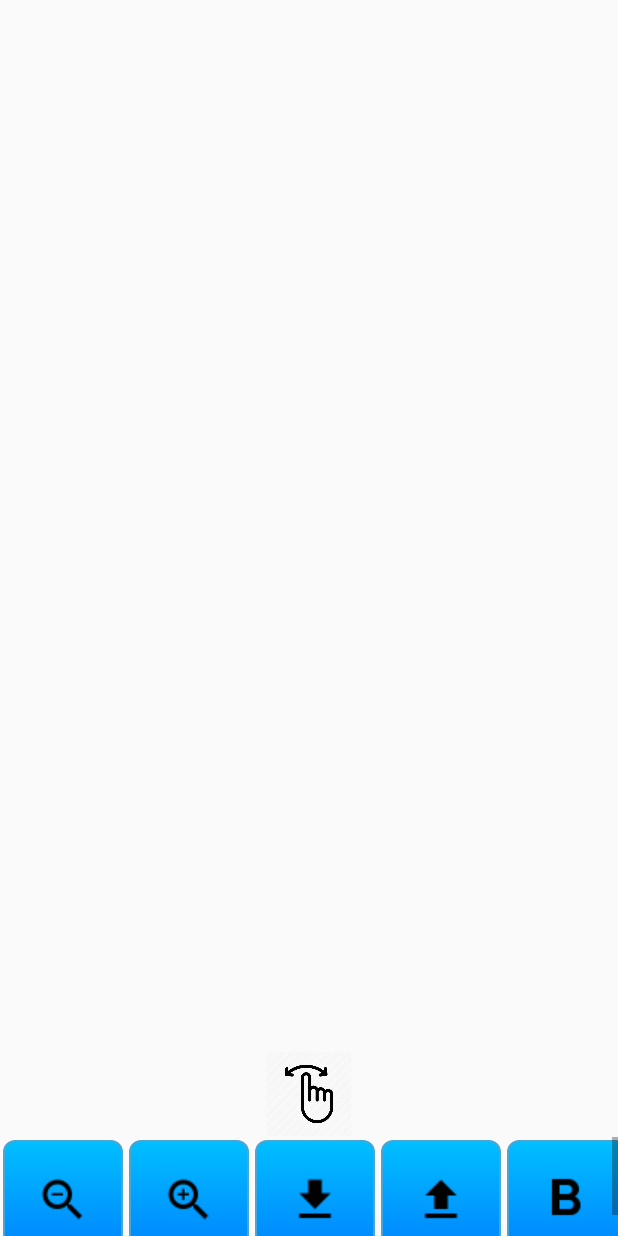
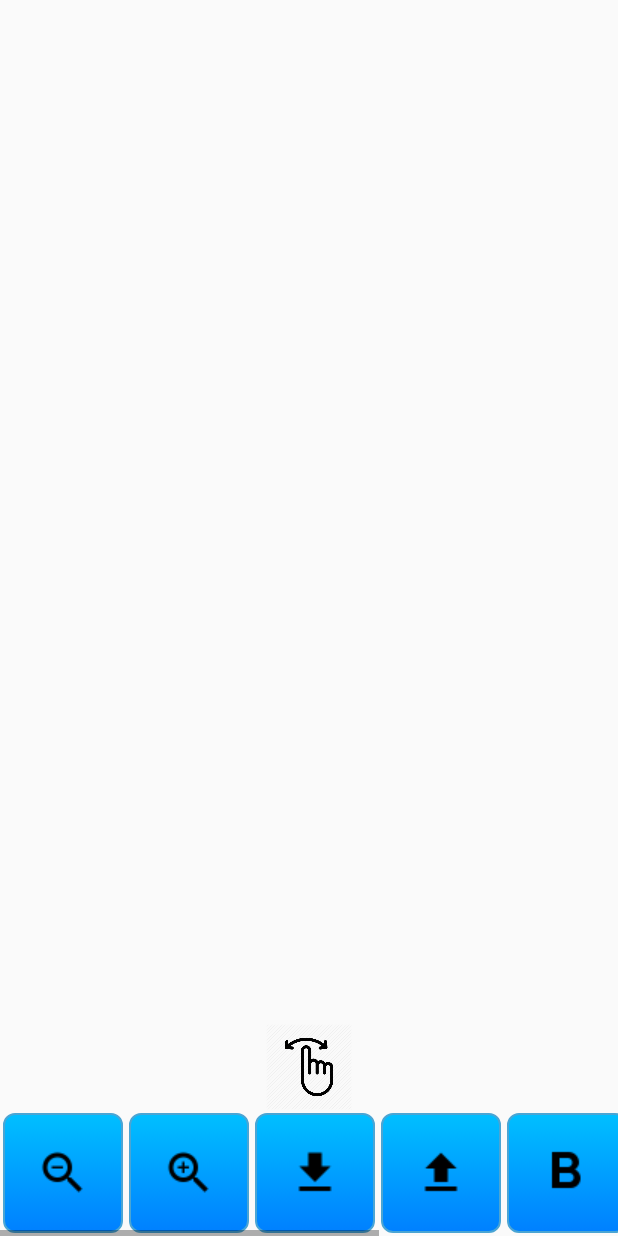
Before and after one commit to AlonBS/TextDisrupt, an Android app: the SingleWordActivity screen opened directly, with no data from a screen before it, on a phone screen of 412 x 824 dp. Run offline under Robolectric (Android 15) with nearby library versions, the phone set to English and light mode, and no system bars; 4 statements that could not run were skipped.

Commit message:
Fix fragments alignment

```diff
--- a/app/src/main/res/layout/activity_single_word.xml
+++ b/app/src/main/res/layout/activity_single_word.xml
@@ -32,7 +32,7 @@
             android:layout_width="match_parent"
             android:layout_height="match_parent"
             android:layout_margin="20dp"
-            android:layout_weight="7"/>
+            android:layout_weight="7" />
 
         <!--<include layout="@layout/view_pager_bla"-->
         <!--android:layout_height="match_parent"-->
@@ -45,13 +45,12 @@
             android:layout_height="57dp"
             app:srcCompat="@drawable/swipe_both" />
 
-        <include layout="@layout/content_single_word" android:layout_height="wrap_content"
+        <include
+            layout="@layout/content_single_word"
             android:layout_width="wrap_content"
-            android:layout_weight="1"/>
+            android:layout_height="wrap_content" />
 
     </LinearLayout>
 
 
-
-
 </android.support.design.widget.CoordinatorLayout>
--- a/app/src/main/res/layout/content_single_word.xml
+++ b/app/src/main/res/layout/content_single_word.xml
@@ -4,7 +4,7 @@
     android:id="@+id/fragment"
     android:name="com.reuth.hack.textdisrupt.BottomBarFragment"
     android:layout_width="match_parent"
-    android:layout_height="match_parent"
+    android:layout_height="wrap_content"
     android:layout_margin="5dp"
     app:layout_behavior="@string/appbar_scrolling_view_behavior"
     tools:layout="@layout/fragment_bottom_bar_fragment" />
```
Lines whose indentation alone changed are shown as unchanged.
